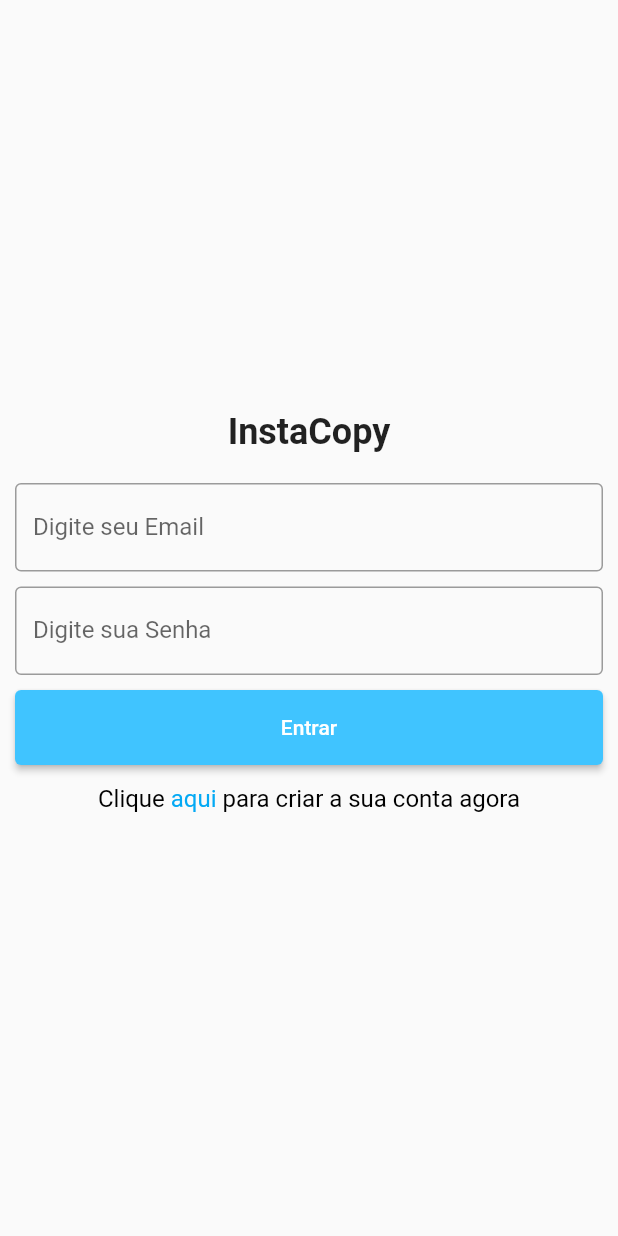
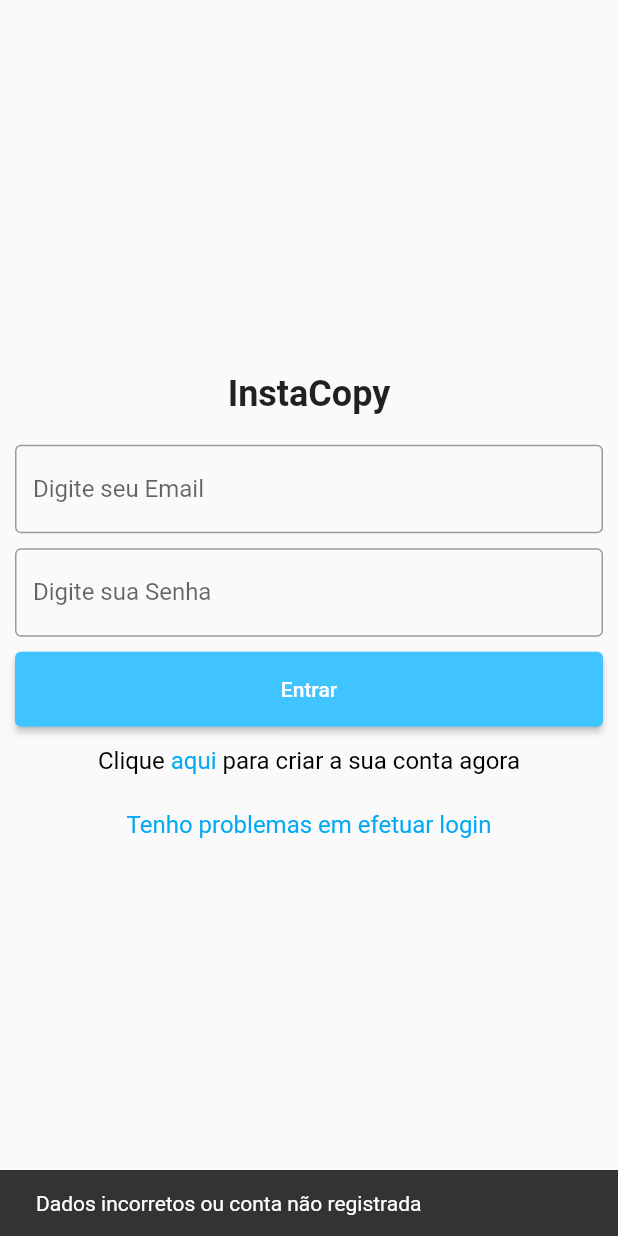
Before and after one commit to GamosiDEV/InstagramCopy, a Flutter app: the screen it shows after launch, after a tap on "Entrar", on a phone screen of 412 x 824 dp. Run offline on Flutter 3.47's test engine with Material 2 defaults, Android fonts, the phone set to English and light mode, and no system bars; our stand-ins replace cloud_firestore, firebase_auth, firebase_core, flutter_modular, flutter_triple; missing offline and left inert: cloud_firestore_web, firebase_auth_web, firebase_core_web, google_sign_in_web; accounts and stored records are empty; network calls fail.

Commit message:
App now does email verification and redirects new users to complete account creation - Aplicativo agora faz verificação de email e redirecionar novos usuarios para completar a criação de conta

```diff
--- a/lib/app/modules/auth/auth_page.dart
+++ b/lib/app/modules/auth/auth_page.dart
@@ -1,4 +1,3 @@
-
 import 'dart:ui';
 
 import 'package:firebase_auth/firebase_auth.dart';
@@ -18,26 +17,23 @@ class AuthPage extends StatefulWidget {
 
 class AuthPageState extends State<AuthPage> {
   final AuthStore store = Modular.get();
-  late final FirebaseAuth auth ;
+  late final FirebaseAuth auth;
 
   @override
   void initState() {
     auth = FirebaseAuth.instance;
     // TODO: implement initState
     super.initState();
-
-
+    WidgetsBinding.instance?.addPostFrameCallback((timeStamp) {
+      loginState();
+    });
   }
-
 
   @override
   Widget build(BuildContext context) {
     TextEditingController email = TextEditingController();
     TextEditingController senha = TextEditingController();
     GlobalKey<FormState> formKey = GlobalKey<FormState>();
-
-    asLoged();
-
     return Scaffold(
       body: Container(
         width: double.infinity,
@@ -86,10 +82,11 @@ class AuthPageState extends State<AuthPage> {
                 child: SizedBox(
                   height: 50,
                   child: ElevatedButton(
-                    style: ElevatedButton.styleFrom(primary: Colors.lightBlueAccent),
-                    onPressed: (){
-                      signInFirebase(email.text,senha.text);
-                  },
+                    style: ElevatedButton.styleFrom(
+                        primary: Colors.lightBlueAccent),
+                    onPressed: () {
+                      signInFirebase(email.text, senha.text);
+                    },
                     child: Text('Entrar'),
                   ),
                 ),
@@ -99,23 +96,35 @@ class AuthPageState extends State<AuthPage> {
                 child: RichText(
                   textAlign: TextAlign.center,
                   text: TextSpan(
-                    text: 'Clique',
-                    style: TextStyle(fontSize: 16,color: Colors.black),
-                    children: [
-                      TextSpan(
-                        text: ' aqui ',
-                        style: TextStyle(fontSize: 16,color: Colors.lightBlue),
-                        recognizer: TapGestureRecognizer()
-                          ..onTap = () {
-                          Modular.to.pushNamed('/auth/sign_in/');
-                          }
-                      ),
-                      TextSpan(
+                      text: 'Clique',
+                      style: TextStyle(fontSize: 16, color: Colors.black),
+                      children: [
+                        TextSpan(
+                            text: ' aqui ',
+                            style: TextStyle(
+                                fontSize: 16, color: Colors.lightBlue),
+                            recognizer: TapGestureRecognizer()
+                              ..onTap = () {
+                                Modular.to.pushNamed('/auth/sign_in/');
+                              }),
+                        TextSpan(
                           text: 'para criar a sua conta agora',
-                          style: TextStyle(fontSize: 16,color: Colors.black),
-                      ),
-                    ]
-                  ),
+                          style: TextStyle(fontSize: 16, color: Colors.black),
+                        ),
+                      ]),
+                ),
+              ),
+              Padding(
+                padding: const EdgeInsets.all(16.0),
+                child: RichText(
+                  textAlign: TextAlign.center,
+                  text: TextSpan(
+                      text: 'Tenho problemas em efetuar login',
+                      style: TextStyle(fontSize: 16, color: Colors.lightBlue),
+                      recognizer: TapGestureRecognizer()
+                        ..onTap = () {
+                          print('tela de ajuda no login aqui');
+                        }),
                 ),
               )
             ],
@@ -125,43 +134,40 @@ class AuthPageState extends State<AuthPage> {
     );
   }
 
-  void asLoged() async{
-    if(await auth.currentUser != null){
-      Modular.to.navigate('/home/');
-    }
-  }
-
-  void signInFirebase(String _email, String _senha) async{
+  void signInFirebase(String _email, String _senha) async {
     try {
-       await auth.signInWithEmailAndPassword(
-          email: _email,
-          password: _senha
-      );
+      await auth.signInWithEmailAndPassword(email: _email, password: _senha);
     } on FirebaseAuthException catch (e) {
       if (e.code == 'user-not-found') {
-        print('No user found for that email.');
+        snackBarGenerator('Email não possui conta');
       } else if (e.code == 'wrong-password') {
-        print('Wrong password provided for that user.');
+        snackBarGenerator('Senha Incorreta');
       }
     } finally {
       final user = auth.currentUser;
-      if(user != null) {
+      if (user != null) {
         final email = user.email;
-        print("logado :  " + email!);
       }
     }
-
-
-    await auth.authStateChanges()
-        .listen((User? user) {
-          if(user == null) {
-            print('User is currently signed out!');
-          }else{
-            print('User is signed in!');
-            Modular.to.navigate('/home/');
-          }
-    });
-
+    loginState();
   }
 
+  void loginState() async {
+    await auth.authStateChanges().listen((User? user) {
+      if (user == null) {
+        snackBarGenerator('Dados incorretos ou conta não registrada');
+      } else {
+        if (!user.emailVerified) {
+          snackBarGenerator("Seu email ainda não foi verificado");
+        } else {
+          Modular.to.navigate('/home/');
+        }
+      }
+    });
+  }
+
+  void snackBarGenerator(String message) {
+    ScaffoldMessenger.of(context)
+        .showSnackBar(SnackBar(content: Text(message)));
+  }
 }
```
Also changed, not shown: lib/app/modules/auth/sign_in/signIn_page.dart (+10 -6 lines), lib/app/modules/home/home_page.dart (+18 -4 lines), 2 other files.
